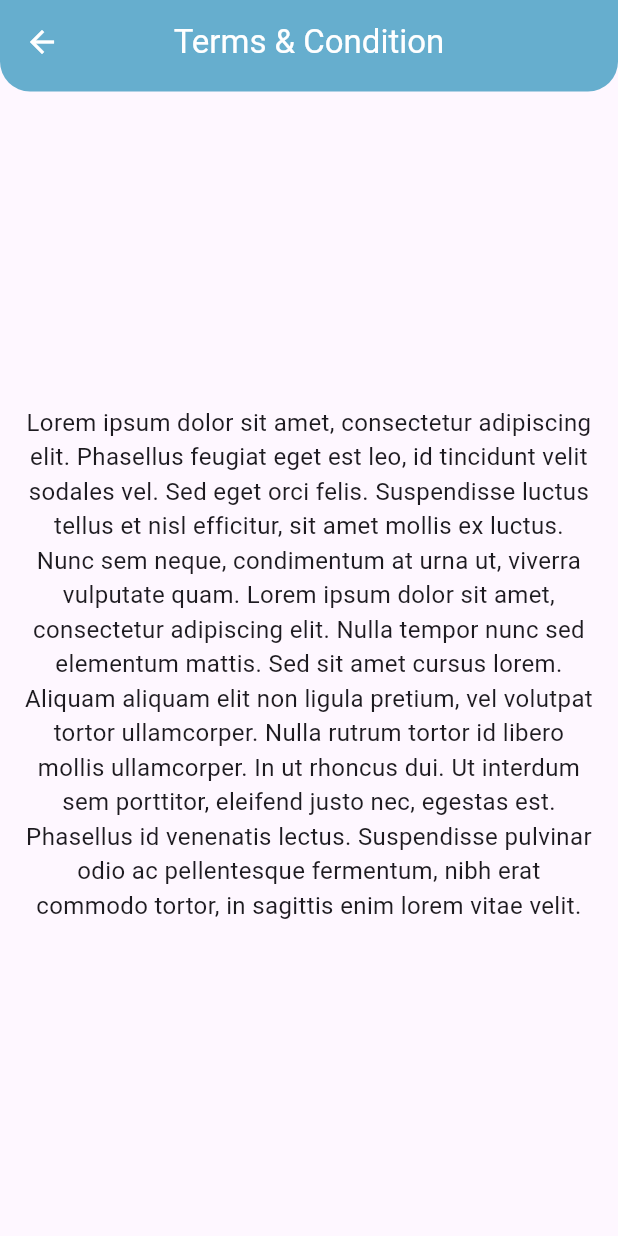
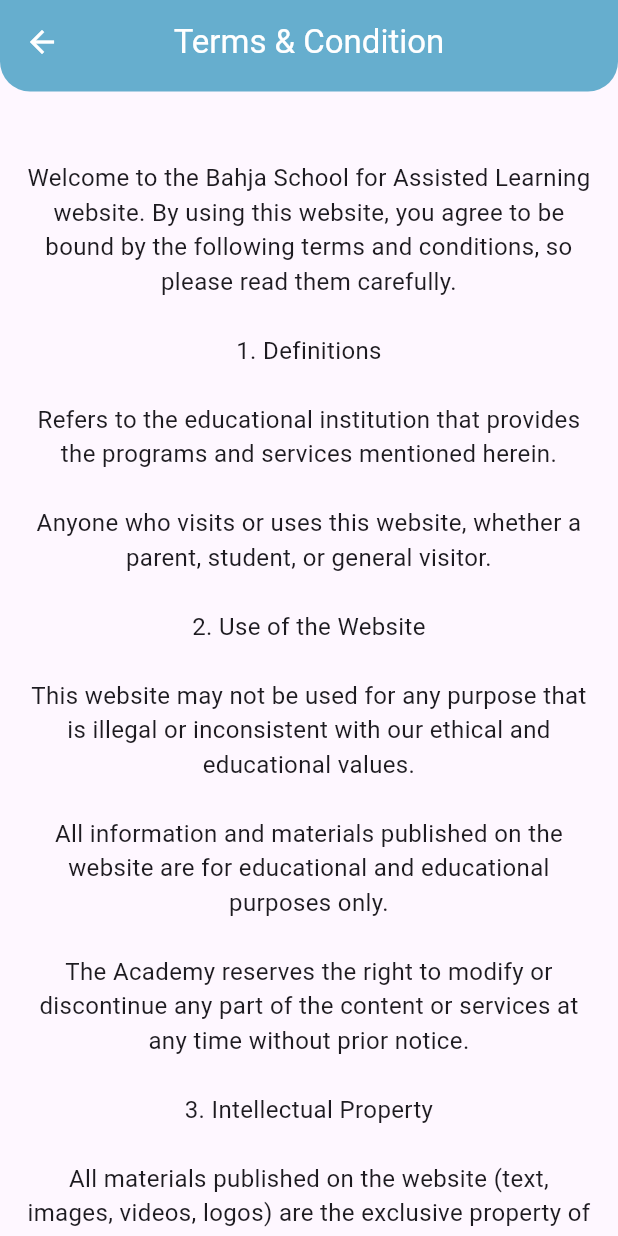
Before and after one commit to Bahga-Project/bahga-student, a Flutter app: the TermsScreen screen opened by its route, on a phone screen of 412 x 824 dp. Run offline on Flutter 3.47's test engine with Material 3 defaults, Android fonts, the phone set to English and light mode, and no system bars; our stand-ins replace cloud_firestore, dio, firebase_auth, firebase_core, image_picker and 1 more; missing offline and left inert: dart:ffi, flutter_pdfview; accounts and stored records are empty.

Commit message:
terms recover

```diff
--- a/lib/screens/terms_screen.dart
+++ b/lib/screens/terms_screen.dart
@@ -15,7 +15,38 @@ class TermsScreen extends StatelessWidget {
         child: Padding(
           padding: const EdgeInsets.symmetric(horizontal: 16.0),
           child: Text(
-            "Lorem ipsum dolor sit amet, consectetur adipiscing elit. Phasellus feugiat eget est leo, id tincidunt velit sodales vel. Sed eget orci felis. Suspendisse luctus tellus et nisl efficitur, sit amet mollis ex luctus. Nunc sem neque, condimentum at urna ut, viverra vulputate quam. Lorem ipsum dolor sit amet, consectetur adipiscing elit. Nulla tempor nunc sed elementum mattis. Sed sit amet cursus lorem. Aliquam aliquam elit non ligula pretium, vel volutpat tortor ullamcorper. Nulla rutrum tortor id libero mollis ullamcorper. In ut rhoncus dui. Ut interdum sem porttitor, eleifend justo nec, egestas est. Phasellus id venenatis lectus. Suspendisse pulvinar odio ac pellentesque fermentum, nibh erat commodo tortor, in sagittis enim lorem vitae velit.",
+            "\n\n"
+                "Welcome to the Bahja School for Assisted Learning website. By using this website, you agree to be bound by the following terms and conditions, so please read them carefully.\n\n"
+                "1. Definitions\n\n"
+                "Refers to the educational institution that provides the programs and services mentioned herein.\n\n"
+                "Anyone who visits or uses this website, whether a parent, student, or general visitor.\n\n"
+                "2. Use of the Website\n\n"
+                "This website may not be used for any purpose that is illegal or inconsistent with our ethical and educational values.\n\n"
+                "All information and materials published on the website are for educational and educational purposes only.\n\n"
+                "The Academy reserves the right to modify or discontinue any part of the content or services at any time without prior notice.\n\n"
+                "3. Intellectual Property\n\n"
+                "All materials published on the website (text, images, videos, logos) are the exclusive property of the Academy or have been used under a legal license.\n\n"
+                "No content may be copied, republished, or distributed without prior written permission from the Academy.\n\n"
+                "4. Data Protection and Privacy\n\n"
+                "We respect your privacy. Any personal data provided through the website is treated with the strictest confidentiality and is used only for internal educational and administrative purposes.\n\n"
+                "Student or parent data is not shared with any third party without prior consent, unless required by law.\n\n"
+                "5. Registration and Subscription\n\n"
+                "Some sections of the website require creating an account or completing online forms.\n\n"
+                "The user is obligated to provide accurate and correct information upon registration and is responsible for updating it as necessary.\n\n"
+                "The Academy reserves the right to suspend or cancel any account used in violation of the website policy.\n\n"
+                "6. Liability\n\n"
+                "We make every effort to ensure the accuracy and up-to-dateness of the information on the website; however, we are not responsible for any errors or omissions.\n\n"
+                "We are not responsible for any direct or indirect damages that may result from using the website or relying on its content.\n\n"
+                "7. External Links\n\n"
+                "The website may contain links to relevant external websites.\n\n"
+                "We are not responsible for the content or privacy policies of those websites.\n\n"
+                "8. Modifications to the Terms and Conditions\n\n"
+                "We reserve the right to modify these Terms and Conditions at any time without prior notice.\n\n"
+                "Continued use of the Site following the posting of modifications constitutes your acceptance of those modifications.\n\n"
+                "9. Applicable Law\n\n"
+                "These Terms shall be governed by and construed in accordance with the laws of the country in which the Academy operates.\n\n"
+                "In the event of any dispute, it shall be subject to the jurisdiction of the competent courts of that country.\n\n"
+                "If you have any questions regarding these Terms, you may contact us through the 'Contact Us' page on the Site.",
             textAlign: TextAlign.center,
             style: TextStyle(fontSize: 16.0),
           ),
```
